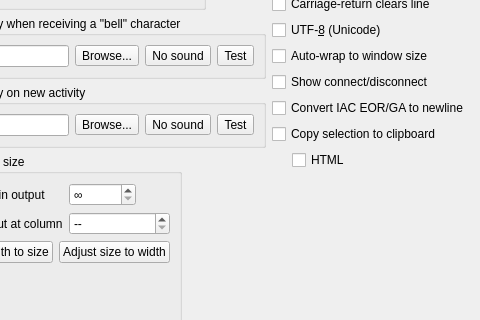
Old version of the form src/ui/worldprefs/prefs_output.ui in the repository jnbooth/qMUSHclient; both pictures show x 81 to 561 and y 250 to 570 of the 561 by 848 pixel window.
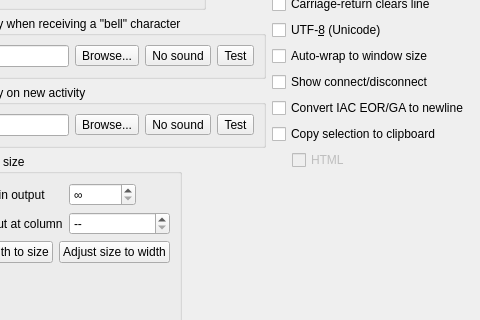
New version of the form. Icons and pictures are not drawn.

The edit to the form file:
```diff
--- a/src/ui/worldprefs/prefs_output.ui
+++ b/src/ui/worldprefs/prefs_output.ui
@@ -579,6 +579,9 @@
          </item>
          <item>
           <widget class="QCheckBox" name="auto_copy_to_clipboard_in_html">
+           <property name="enabled">
+            <bool>false</bool>
+           </property>
            <property name="text">
             <string>HTML</string>
            </property>
```
Left out of the diff: 83 changed lines with no effect on the pictures.
